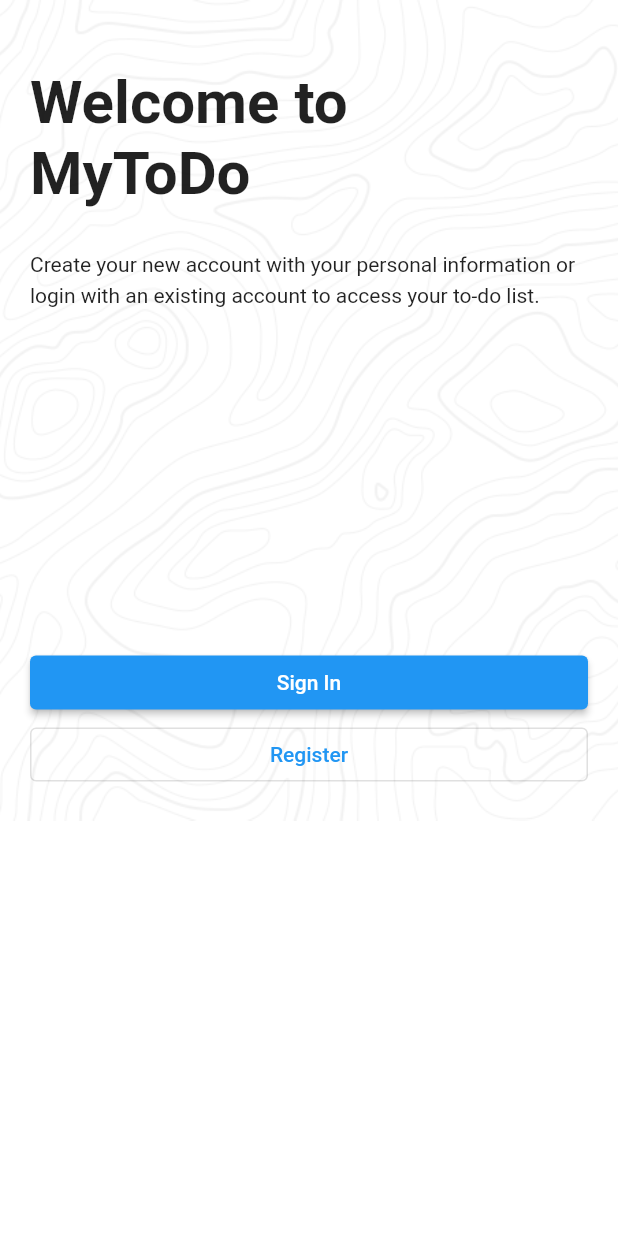
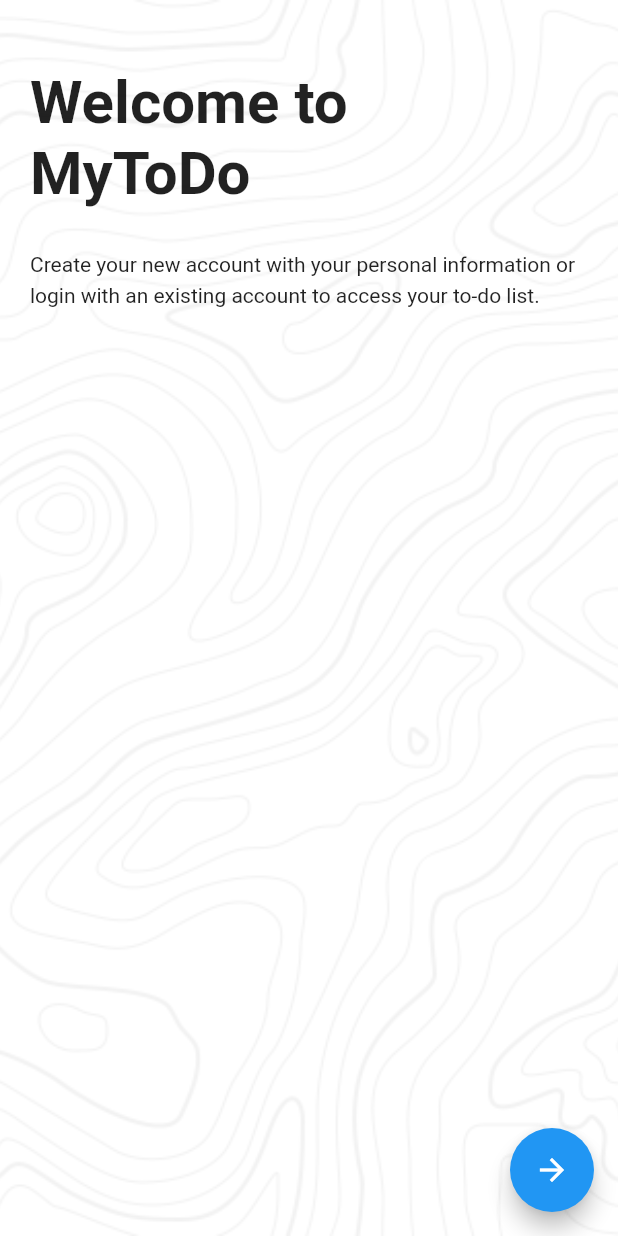
Before and after one commit to v-rowjee/MyToDo, a Flutter app: the screen it shows after launch, after a tap on the "arrow back ios" icon, on a phone screen of 412 x 824 dp. Run offline on Flutter 3.47's test engine with Material 2 defaults, Android fonts, the phone set to English and light mode, and no system bars; our stand-ins replace firebase_auth, firebase_core, shared_preferences; accounts and stored records are empty.

Commit message:
welcome page route

```diff
--- a/lib/pages/registerPage.dart
+++ b/lib/pages/registerPage.dart
@@ -11,8 +11,6 @@ class RegisterPage extends StatelessWidget {
   @override
   Widget build(BuildContext context) {
     return AppBody(
-      child: SingleChildScrollView(
-        padding: const EdgeInsets.all(20),
       child: Column(
         crossAxisAlignment: CrossAxisAlignment.start,
         children: [
@@ -25,8 +23,7 @@ class RegisterPage extends StatelessWidget {
           const Padding(
             padding: EdgeInsets.only(left: 10),
             child: Text('Create \nAccount',
-                  style:
-                      TextStyle(fontSize: 40.0, fontWeight: FontWeight.bold)),
+                style: TextStyle(fontSize: 40.0, fontWeight: FontWeight.bold)),
           ),
           const SizedBox(height: 80),
           TextField(
@@ -58,7 +55,6 @@ class RegisterPage extends StatelessWidget {
           ),
         ],
       ),
-      ),
     );
   }
 
--- a/lib/pages/welcomePage.dart
+++ b/lib/pages/welcomePage.dart
@@ -1,46 +1,44 @@
-import 'package:firebase_auth/firebase_auth.dart';
 import 'package:flutter/material.dart';
-import 'package:mytodo/pages/loginPage.dart';
-import 'package:mytodo/pages/registerPage.dart';
-import 'package:mytodo/widgets/appBody.dart';
 
 class WelcomePage extends StatelessWidget {
   const WelcomePage({Key? key}) : super(key: key);
 
   @override
   Widget build(BuildContext context) {
-    return AppBody(
+    return SafeArea(
+      child: Scaffold(
+        backgroundColor: Colors.white,
+        body: Container(
+          decoration: const BoxDecoration(
+              image: DecorationImage(
+                  image: AssetImage('images/bg.png'),
+                  fit: BoxFit.cover,
+                  opacity: 0.05)),
+          child: Padding(
+            padding: const EdgeInsets.all(20),
             child: Column(
                 crossAxisAlignment: CrossAxisAlignment.start,
-          mainAxisAlignment: MainAxisAlignment.end,
                 children: [
                   Container(
                     margin: const EdgeInsets.symmetric(vertical: 25),
                     child: const Text(
                       'Welcome to \nMyToDo',
-                style: TextStyle(fontSize: 40.0, fontWeight: FontWeight.bold),
+                      style: TextStyle(
+                          fontSize: 40.0, fontWeight: FontWeight.bold),
                     ),
                   ),
                   const Text(
                     'Create your new account with your personal information or login with an existing account to access your to-do list.',
                     style: TextStyle(height: 1.5),
                   ),
-            const SizedBox(height: 225),
-            SizedBox(
-              width: double.infinity,
-              child: ElevatedButton(
-                  onPressed: () => Navigator.push(context,
-                      MaterialPageRoute(builder: (context) => LoginPage())),
-                  child: const Text('Sign In')),
+                ]),
           ),
-            SizedBox(
-              width: double.infinity,
-              child: OutlinedButton(
-                  onPressed: () => Navigator.push(context,
-                      MaterialPageRoute(builder: (context) => RegisterPage())),
-                  child: const Text('Register')),
-            )
-          ]),
+        ),
+        floatingActionButton: FloatingActionButton(
+          onPressed: () => Navigator.pop(context),
+          child: const Icon(Icons.arrow_forward),
+        ),
+      ),
     );
   }
 }
```
Lines whose indentation alone changed are shown as unchanged.
